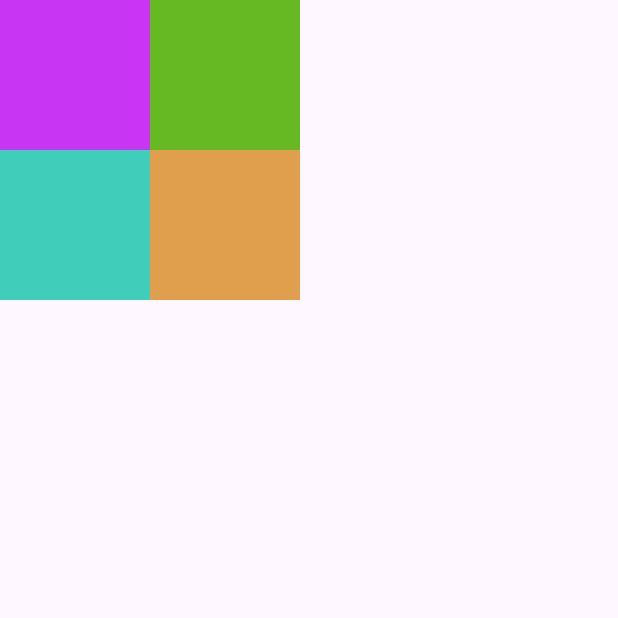
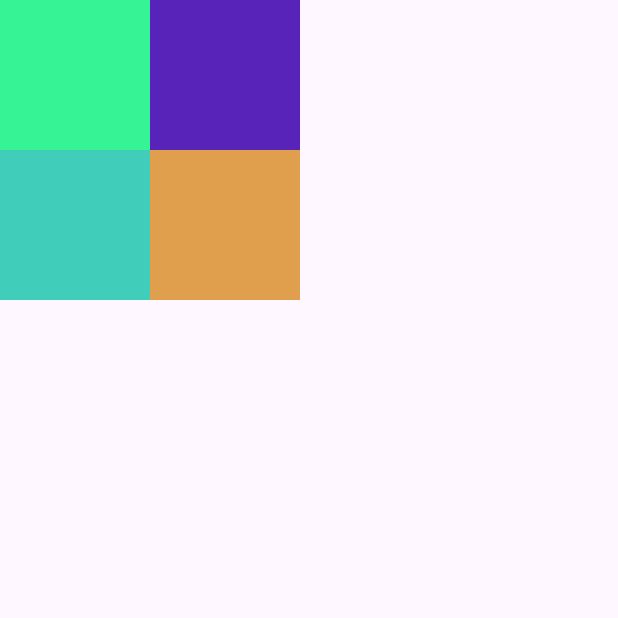
Before and after one commit to saskiaazka/PSAS_MOBILE_XIPPLG2, a Flutter app: the Beranda screen opened by its route, on a phone screen of 412 x 824 dp, the top half of it. Run offline on Flutter 3.47's test engine with Material 3 defaults, Android fonts, the phone set to English and light mode, and no system bars.

Commit message:
mengganti warna ke 2

```diff
--- a/lib/beranda.dart
+++ b/lib/beranda.dart
@@ -13,7 +13,7 @@ class Beranda extends StatelessWidget {
               Container(
           height: 100,
           width: 100,
-          color: Color.fromARGB(255, 200, 54, 244),
+          color: Color.fromARGB(255, 54, 244, 149),
         ),
           Container(
           height: 100,
@@ -27,7 +27,7 @@ class Beranda extends StatelessWidget {
           Container(
           height: 100,
           width: 100,
-          color: Color.fromARGB(255, 103, 185, 35),
+          color: Color.fromARGB(255, 87, 35, 185),
         ),
         Container(
           height: 100,
```
